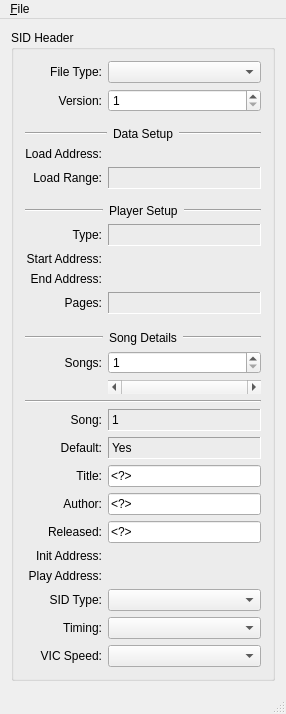
Before: the Qt Designer form sidedit/resources/sidedit.ui in mwgoldsmith/sidplay2-libs, drawn with Qt 5.
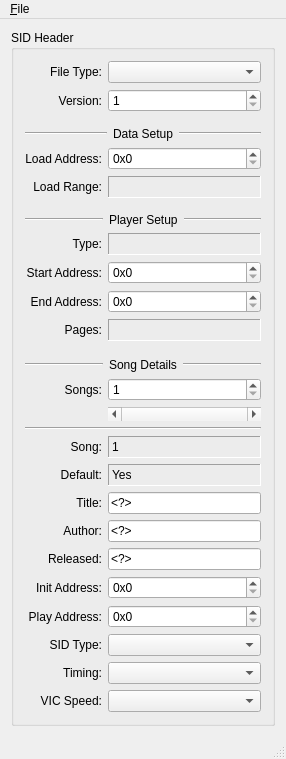
After: the same form once the commit is applied. Icons and pictures are not drawn. Custom widgets are drawn as their Qt base class.

```diff
--- a/sidedit/resources/sidedit.ui
+++ b/sidedit/resources/sidedit.ui
@@ -7,7 +7,7 @@
     <x>0</x>
     <y>0</y>
     <width>286</width>
-    <height>673</height>
+    <height>708</height>
    </rect>
   </property>
   <property name="windowTitle">
@@ -635,6 +635,56 @@
          </widget>
         </widget>
        </item>
+       <item row="3" column="1">
+        <widget class="HexSpinBox" name="spnLoadAddress">
+         <property name="prefix">
+          <string>0x</string>
+         </property>
+         <property name="maximum">
+          <number>65535</number>
+         </property>
+        </widget>
+       </item>
+       <item row="8" column="1">
+        <widget class="HexSpinBox" name="spnPlayerStart">
+         <property name="prefix">
+          <string>0x</string>
+         </property>
+         <property name="maximum">
+          <number>65535</number>
+         </property>
+        </widget>
+       </item>
+       <item row="9" column="1">
+        <widget class="HexSpinBox" name="spnPlayerEnd">
+         <property name="prefix">
+          <string>0x</string>
+         </property>
+         <property name="maximum">
+          <number>65535</number>
+         </property>
+        </widget>
+       </item>
+       <item row="26" column="1">
+        <widget class="HexSpinBox" name="spnInitAddress">
+         <property name="prefix">
+          <string>0x</string>
+         </property>
+         <property name="maximum">
+          <number>65535</number>
+         </property>
+        </widget>
+       </item>
+       <item row="27" column="1">
+        <widget class="HexSpinBox" name="spnPlayAddress">
+         <property name="prefix">
+          <string>0x</string>
+         </property>
+         <property name="maximum">
+          <number>65535</number>
+         </property>
+        </widget>
+       </item>
       </layout>
      </widget>
     </item>
@@ -691,6 +741,13 @@
   </action>
  </widget>
  <layoutdefault spacing="6" margin="11"/>
+ <customwidgets>
+  <customwidget>
+   <class>HexSpinBox</class>
+   <extends>QSpinBox</extends>
+   <header>hexspinbox.h</header>
+  </customwidget>
+ </customwidgets>
  <resources>
   <include location="sidedit.qrc"/>
  </resources>
```
Left out of the diff: 136 changed lines with no effect on the pictures.
